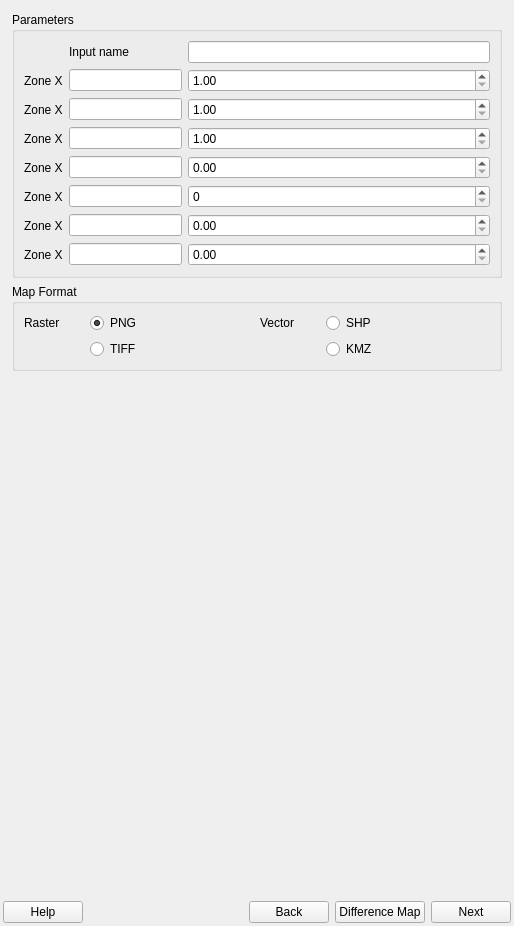
Qt form geosys/ui/templates/geosys_dockwidget_base.ui (Samweli/qgis-plugin) before a commit.
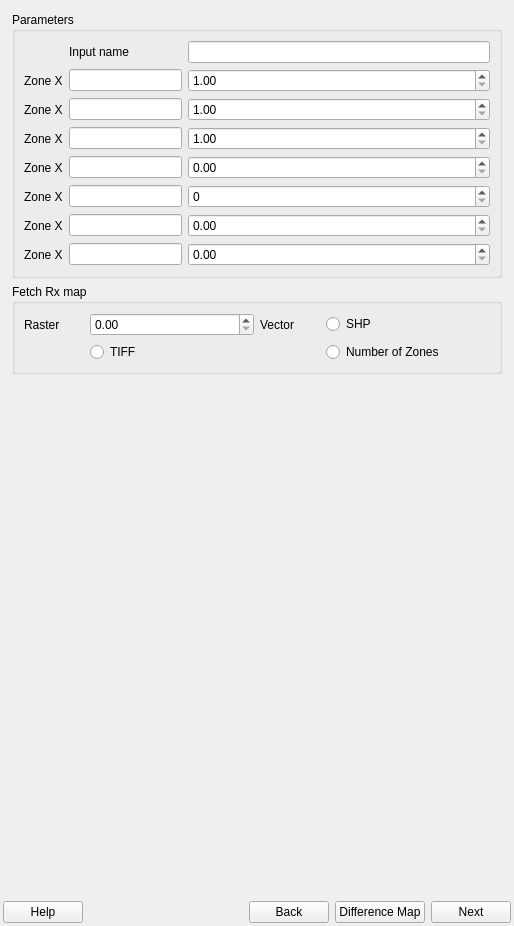
The same form after that commit. The open tabs and pages were chosen to show the change.

Commit message: rx_maps UI

Diff of the .ui file:
```diff
--- a/geosys/ui/templates/geosys_dockwidget_base.ui
+++ b/geosys/ui/templates/geosys_dockwidget_base.ui
@@ -1044,7 +1044,7 @@
         <item>
          <widget class="QGroupBox" name="map_format_group_2">
           <property name="title">
-           <string>Map Format</string>
+           <string>Fetch Rx map</string>
           </property>
           <property name="checkable">
            <bool>false</bool>
@@ -1106,10 +1106,13 @@
            <item row="1" column="3">
             <widget class="QRadioButton" name="kmz_radio_button_2">
              <property name="text">
-              <string>KMZ</string>
+              <string>Number of Zones</string>
              </property>
             </widget>
            </item>
+           <item row="0" column="1">
+            <widget class="QDoubleSpinBox" name="fetch_rx_sb"/>
+           </item>
           </layout>
          </widget>
         </item>
```
Left out of the diff: 1 changed line with no effect on the pictures.
